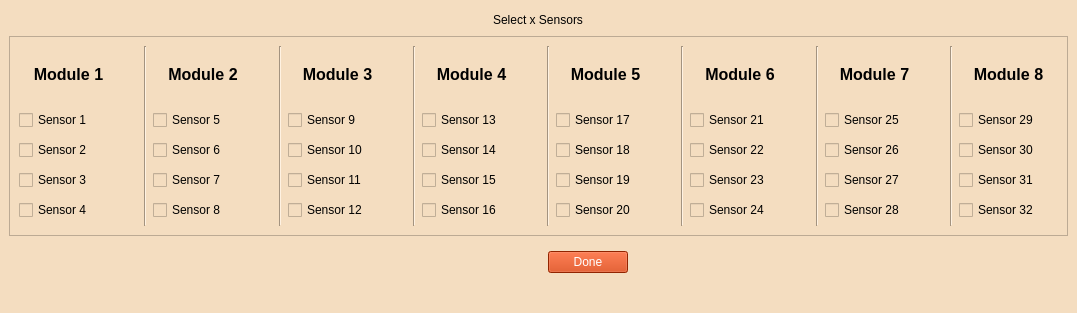
First picture: the form in GUI/Qt_Files/main_sensor_selection_matrix.ui, repository jrsm1/EWAS_Application, before the edit.
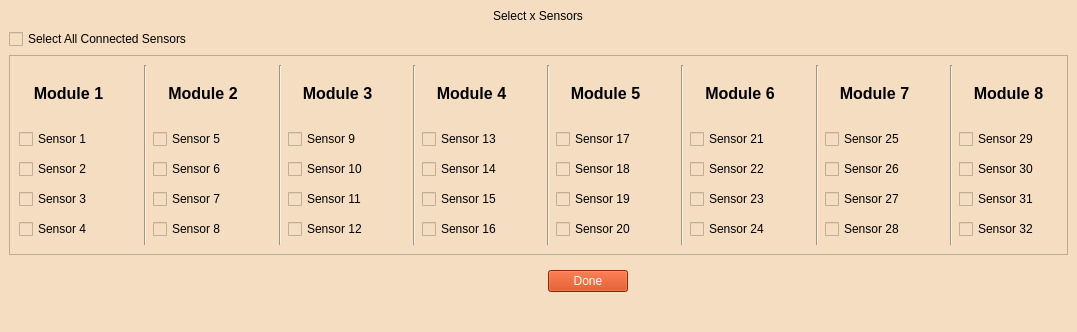
Second picture: the form after the edit.

```diff
--- a/GUI/Qt_Files/main_sensor_selection_matrix.ui
+++ b/GUI/Qt_Files/main_sensor_selection_matrix.ui
@@ -43,6 +43,16 @@
       </property>
      </widget>
     </item>
+    <item>
+     <widget class="QCheckBox" name="Select_all_sensors_checkBox">
+      <property name="text">
+       <string>Select All Connected Sensors</string>
+      </property>
+      <property name="tristate">
+       <bool>false</bool>
+      </property>
+     </widget>
+    </item>
     <item>
      <widget class="QFrame" name="frame">
       <property name="minimumSize">
```
